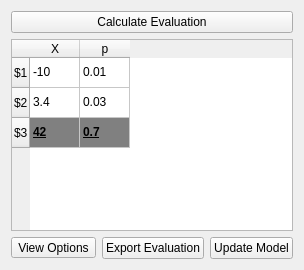
Old version of the form src/view/ui/evaluation.ui in the repository EinDamian/discrete-choice.
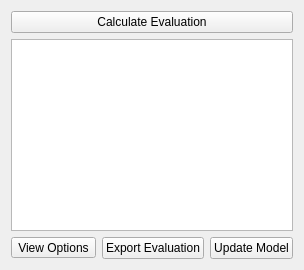
New version of the form. Icons and pictures are not drawn.

Commit message: change Qt widgets to views

```diff
--- a/src/view/ui/evaluation.ui
+++ b/src/view/ui/evaluation.ui
@@ -15,116 +15,13 @@
     </widget>
    </item>
    <item>
-    <widget class="QTableWidget" name="table">
-     <attribute name="horizontalHeaderDefaultSectionSize">
+    <widget class="QTableView" name="table">
+     <attribute name="horizontalHeaderMinimumSectionSize">
       <number>50</number>
      </attribute>
-     <attribute name="horizontalHeaderShowSortIndicator" stdset="0">
+     <attribute name="verticalHeaderVisible">
       <bool>true</bool>
      </attribute>
-     <row>
-      <property name="text">
-       <string>$1</string>
-      </property>
-     </row>
-     <row>
-      <property name="text">
-       <string>$2</string>
-      </property>
-     </row>
-     <row>
-      <property name="text">
-       <string>$3</string>
-      </property>
-     </row>
-     <column>
-      <property name="text">
-       <string>X</string>
-      </property>
-     </column>
-     <column>
-      <property name="text">
-       <string>p</string>
-      </property>
-     </column>
-     <item row="0" column="0">
-      <property name="text">
-       <string>-10</string>
-      </property>
-      <property name="flags">
-       <set>ItemIsSelectable|ItemIsDragEnabled|ItemIsDropEnabled|ItemIsUserCheckable|ItemIsEnabled</set>
-      </property>
-     </item>
-     <item row="0" column="1">
-      <property name="text">
-       <string>0.01</string>
-      </property>
-      <property name="flags">
-       <set>ItemIsSelectable|ItemIsDragEnabled|ItemIsDropEnabled|ItemIsUserCheckable|ItemIsEnabled</set>
-      </property>
-     </item>
-     <item row="1" column="0">
-      <property name="text">
-       <string>3.4</string>
-      </property>
-      <property name="flags">
-       <set>ItemIsSelectable|ItemIsDragEnabled|ItemIsDropEnabled|ItemIsUserCheckable|ItemIsEnabled</set>
-      </property>
-     </item>
-     <item row="1" column="1">
-      <property name="text">
-       <string>0.03</string>
-      </property>
-      <property name="flags">
-       <set>ItemIsSelectable|ItemIsDragEnabled|ItemIsDropEnabled|ItemIsUserCheckable|ItemIsEnabled</set>
-      </property>
-     </item>
-     <item row="2" column="0">
-      <property name="text">
-       <string>42</string>
-      </property>
-      <property name="font">
-       <font>
-        <bold>true</bold>
-        <underline>true</underline>
-       </font>
-      </property>
-      <property name="background">
-       <brush brushstyle="SolidPattern">
-        <color alpha="255">
-         <red>128</red>
-         <green>128</green>
-         <blue>128</blue>
-        </color>
-       </brush>
-      </property>
-      <property name="flags">
-       <set>ItemIsSelectable|ItemIsDragEnabled|ItemIsDropEnabled|ItemIsUserCheckable|ItemIsEnabled</set>
-      </property>
-     </item>
-     <item row="2" column="1">
-      <property name="text">
-       <string>0.7</string>
-      </property>
-      <property name="font">
-       <font>
-        <bold>true</bold>
-        <underline>true</underline>
-       </font>
-      </property>
-      <property name="background">
-       <brush brushstyle="SolidPattern">
-        <color alpha="255">
-         <red>128</red>
-         <green>128</green>
-         <blue>128</blue>
-        </color>
-       </brush>
-      </property>
-      <property name="flags">
-       <set>ItemIsSelectable|ItemIsDragEnabled|ItemIsDropEnabled|ItemIsUserCheckable|ItemIsEnabled</set>
-      </property>
-     </item>
     </widget>
    </item>
    <item>
```
Left out of the diff: 12 changed lines with no effect on the pictures. The commit also changes 3 other files.
